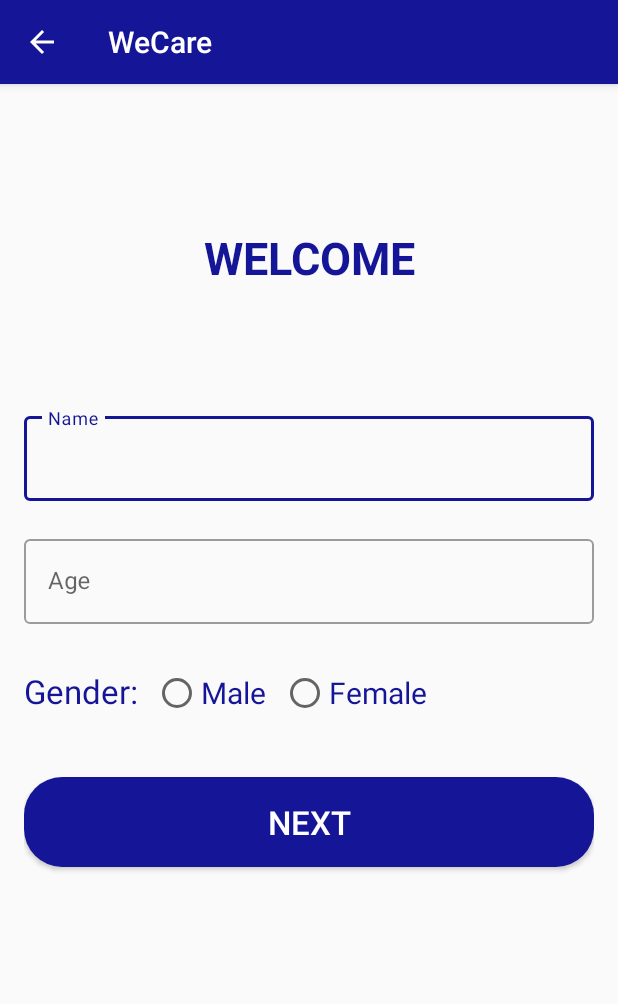
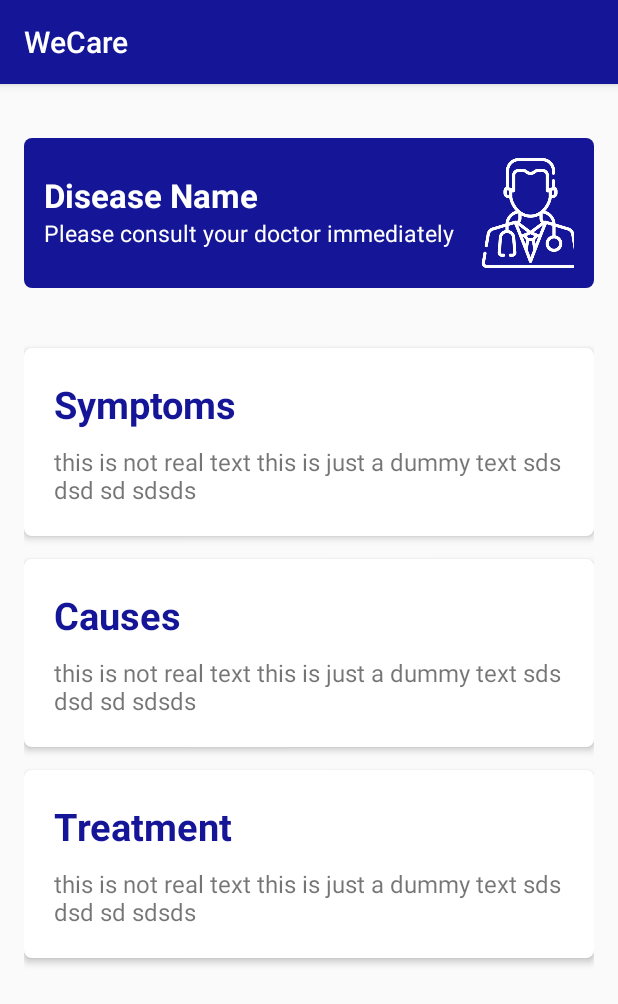
Before and after one commit to oc34nboy/majorproject, an Android app: the screen it shows after launch (UserProfile before the commit, disease_detail after it), after a tap on an icon or button, on a phone screen of 412 x 824 dp. Shown: the top 1004 px of the screen. Run offline under Robolectric (Android 15) with nearby library versions, the phone set to English and light mode, and no system bars; our stand-ins replace Volley; network calls fail.

Commit message:
disease detail activity add and getting data from server

```diff
--- a/app/src/main/AndroidManifest.xml
+++ b/app/src/main/AndroidManifest.xml
@@ -13,9 +13,8 @@
         android:roundIcon="@mipmap/ic_launcher_round"
         android:supportsRtl="true"
         android:theme="@style/AppTheme">
-        <activity android:name=".SpinnerTry"></activity>
+        <activity android:name=".disease_detail"></activity>
         <activity android:name=".diagnosis_report" />
-        <activity android:name=".DiagnosisReport" />
         <activity
             android:name=".UserProfile"
             android:parentActivityName=".MainActivity" />
--- a/app/src/main/java/com/m/wecare/HomeFragment.java
+++ b/app/src/main/java/com/m/wecare/HomeFragment.java
@@ -26,7 +26,10 @@ public class HomeFragment extends Fragment {
     private View.OnClickListener openProfile = new View.OnClickListener() {
         @Override
         public void onClick(View v) {
-            Intent intent = new Intent(getActivity(), UserProfile.class);
+            /*Intent intent = new Intent(getActivity(), UserProfile.class);
+            startActivity(intent);*/
+            Intent intent =new Intent(getActivity(),disease_detail.class);
+            intent.putExtra("diseaseName","allergy infection");
             startActivity(intent);
 
         }
--- a/app/src/main/java/com/m/wecare/MainActivity.java
+++ b/app/src/main/java/com/m/wecare/MainActivity.java
@@ -28,10 +28,7 @@ public class MainActivity extends AppCompatActivity {
 
 
     }
-    public void  openMain1Activity(){
-        System.out.println("Function clicked");
 
-    }
 
     private BottomNavigationView.OnNavigationItemSelectedListener navListener =
             new BottomNavigationView.OnNavigationItemSelectedListener() {
--- a/app/src/main/java/com/m/wecare/Report_recycleView_adapter.java
+++ b/app/src/main/java/com/m/wecare/Report_recycleView_adapter.java
@@ -48,6 +48,10 @@ public class Report_recycleView_adapter extends RecyclerView.Adapter<Report_recy
                 @Override
                 public void onClick(View v) {
                     Toast.makeText(context, diseaseName.get(position), Toast.LENGTH_SHORT).show();
+                    //opening disease detail activity
+                    Intent intent = new Intent(context,disease_detail.class);
+                    context.startActivity(intent);
+
                 }
             });
 
--- /dev/null
+++ b/app/src/main/java/com/m/wecare/disease_detail.java
@@ -0,0 +1,95 @@
+package com.m.wecare;
+
+import android.support.v7.app.AppCompatActivity;
+import android.os.Bundle;
+import android.widget.TextView;
+
+import com.android.volley.Request;
+import com.android.volley.RequestQueue;
+import com.android.volley.Response;
+import com.android.volley.VolleyError;
+import com.android.volley.toolbox.JsonObjectRequest;
+import com.android.volley.toolbox.Volley;
+
+import org.json.JSONArray;
+import org.json.JSONException;
+import org.json.JSONObject;
+
+import java.util.Iterator;
+
+public class disease_detail extends AppCompatActivity {
+
+    private TextView diseaseName,diseaseSymptoms,diseaseCause,diseaseTreatment;
+
+    @Override
+    protected void onCreate(Bundle savedInstanceState) {
+        super.onCreate(savedInstanceState);
+        setContentView(R.layout.activity_disease_detail);
+
+        //getting disease name via intent
+
+        String diseaseId=getIntent().getStringExtra("diseaseName");
+        System.out.println("the disease name is"+diseaseId);
+
+        diseaseName=findViewById(R.id.diseaseName);
+        diseaseSymptoms=findViewById(R.id.diseaseSymptoms);
+        diseaseCause=findViewById(R.id.diseaseCause);
+        diseaseTreatment=findViewById(R.id.diseaseTreatment);
+
+        getDiseaseDetail(diseaseId, new diseaseDetailCallback() {
+            @Override
+            public void onSuccessResponse(JSONObject result) {
+                System.out.println("got response");
+
+                try {
+                    diseaseName.setText(result.getString("name"));
+                    diseaseCause.setText(result.getString("cause"));
+                    diseaseSymptoms.setText(result.getString("symptom"));
+                    diseaseTreatment.setText(result.getString("treatment"));
+                }catch(Exception e){
+                    e.printStackTrace();
+                }
+            }
+        });
+
+
+    }
+
+    public interface diseaseDetailCallback{
+        void onSuccessResponse(JSONObject result);
+    }
+
+    private void getDiseaseDetail(String symptoms, final disease_detail.diseaseDetailCallback callback) {
+        JSONObject postparams = new JSONObject();
+        RequestQueue queue = Volley.newRequestQueue(this);
+        String url="http://10.0.2.2:5000/api/getDiseaseDetail";
+        try {
+            postparams.put("diseaseName",symptoms);
+
+        } catch (JSONException e) {
+            e.printStackTrace();
+        }
+        JsonObjectRequest jsonObjReq = new JsonObjectRequest(
+                Request.Method.POST,
+                url,
+                postparams,
+                new Response.Listener<JSONObject>() {
+                    @Override
+                    public void onResponse(JSONObject response) {
+                        System.out.println(response);
+                        callback.onSuccessResponse(response);
+
+                    }
+                },
+
+                new Response.ErrorListener() {
+                    @Override
+                    public void onErrorResponse(VolleyError error) {
+                        System.out.println("error response");
+                        System.out.println(error);
+                    }
+                });
+        queue.add(jsonObjReq);
+
+    }
+}
--- /dev/null
+++ b/app/src/main/res/drawable/round_button_5dp.xml
@@ -0,0 +1,11 @@
+<?xml version="1.0" encoding="utf-8"?>
+<shape xmlns:android="http://schemas.android.com/apk/res/android"
+    >
+
+    <solid
+        android:color="@color/colorPrimary"/>
+
+    <corners
+        android:radius="5dp"/>
+
+</shape>
--- /dev/null
+++ b/app/src/main/res/drawable/round_button_whitebg.xml
@@ -0,0 +1,11 @@
+<?xml version="1.0" encoding="utf-8"?>
+<shape xmlns:android="http://schemas.android.com/apk/res/android"
+    >
+
+    <solid
+        android:color="@color/colorWhite"/>
+
+    <corners
+        android:radius="5dp"/>
+
+</shape>
--- /dev/null
+++ b/app/src/main/res/layout/activity_disease_detail.xml
@@ -0,0 +1,160 @@
+<?xml version="1.0" encoding="utf-8"?>
+<LinearLayout
+
+    xmlns:android="http://schemas.android.com/apk/res/android"
+    xmlns:app="http://schemas.android.com/apk/res-auto"
+    xmlns:tools="http://schemas.android.com/tools"
+    android:padding="16dp"
+    android:orientation="vertical"
+    android:layout_height="match_parent"
+    android:layout_width="match_parent"
+    android:textColor="#151597">
+
+
+    <LinearLayout
+        android:layout_width="match_parent"
+        android:layout_height="wrap_content"
+        android:background="@drawable/round_button_5dp"
+        android:padding="13dp"
+        android:layout_marginTop="20dp"
+        android:layout_marginBottom="40dp"
+        android:orientation="horizontal">
+
+        <LinearLayout
+            android:layout_width="wrap_content"
+            android:layout_height="wrap_content"
+            android:layout_marginTop="10dp"
+            android:orientation="vertical">
+
+            <TextView
+                android:id="@+id/diseaseName"
+                android:layout_width="wrap_content"
+                android:layout_height="wrap_content"
+                android:text="Disease Name"
+                android:textColor="#ffffff"
+                android:textSize="22sp"
+                android:textStyle="bold" />
+
+            <TextView
+                android:layout_width="wrap_content"
+                android:layout_height="wrap_content"
+                android:text="Please consult your doctor immediately"
+                android:textColor="#ffffff"
+                android:textSize="15sp"
+                android:textStyle="normal" />
+        </LinearLayout>
+
+        <ImageView
+
+            android:layout_width="82dp"
+            android:layout_height="73dp"
+            android:layout_marginLeft="10dp"
+
+            android:src="@drawable/doctor" />
+
+
+
+
+    </LinearLayout>
+
+
+
+
+
+
+
+
+
+
+
+
+
+
+
+    <LinearLayout
+        android:layout_width="match_parent"
+        android:layout_height="wrap_content"
+        android:background="@drawable/round_button_whitebg"
+        android:elevation="3dp"
+        android:padding="20dp"
+        android:layout_marginBottom="15dp"
+        android:orientation="vertical">
+
+        <TextView
+            android:layout_width="match_parent"
+            android:layout_height="wrap_content"
+            android:text="Symptoms"
+            android:textSize="25sp"
+            android:textStyle="bold"
+            android:textColor="@color/colorPrimary"
+            android:layout_marginBottom="10dp"
+            />
+        <TextView
+            android:id="@+id/diseaseSymptoms"
+            android:layout_width="match_parent"
+            android:layout_height="wrap_content"
+            android:textSize="16sp"
+            android:text="this is not real text this is just a dummy text sds dsd sd sdsds"/>
+
+
+    </LinearLayout>
+
+    <LinearLayout
+        android:layout_width="match_parent"
+        android:layout_height="wrap_content"
+        android:background="@drawable/round_button_whitebg"
+        android:elevation="3dp"
+        android:padding="20dp"
+        android:layout_marginBottom="15dp"
+        android:orientation="vertical">
+
+        <TextView
+            android:layout_width="match_parent"
+            android:layout_height="wrap_content"
+            android:text="Causes"
+            android:textSize="25sp"
+            android:textStyle="bold"
+            android:textColor="@color/colorPrimary"
+            android:layout_marginBottom="10dp"
+            />
+        <TextView
+            android:id="@+id/diseaseCause"
+            android:layout_width="match_parent"
+            android:layout_height="wrap_content"
+            android:textSize="16sp"
+            android:text="this is not real text this is just a dummy text sds dsd sd sdsds"/>
+
+
+    </LinearLayout>
+    <LinearLayout
+        android:layout_width="match_parent"
+        android:layout_height="wrap_content"
+        android:background="@drawable/round_button_whitebg"
+        android:elevation="3dp"
+        android:padding="20dp"
+        android:layout_marginBottom="15dp"
+        android:orientation="vertical">
+
+        <TextView
+            android:layout_width="match_parent"
+            android:layout_height="wrap_content"
+            android:text="Treatment"
+            android:textSize="25sp"
+            android:textStyle="bold"
+            android:textColor="@color/colorPrimary"
+            android:layout_marginBottom="10dp"
+            />
+        <TextView
+            android:id="@+id/diseaseTreatment"
+            android:layout_width="match_parent"
+            android:layout_height="wrap_content"
+            android:textSize="16sp"
+            android:text="this is not real text this is just a dummy text sds dsd sd sdsds"/>
+
+
+    </LinearLayout>
+
+
+
+
+</LinearLayout>
--- a/app/src/main/res/layout/activity_spinner_try.xml
+++ /dev/null
@@ -1,6 +0,0 @@
-<com.toptoche.searchablespinnerlibrary.SearchableSpinner
-    android:id="@+id/sp_provinces"
-    android:layout_width="match_parent"
-    android:background="@drawable/edit_text_border"
-    android:layout_height="50dp"
-    xmlns:android="http://schemas.android.com/apk/res/android" />
--- a/app/src/main/res/layout/spinner_item_try.xml
+++ /dev/null
@@ -1,6 +0,0 @@
-<com.toptoche.searchablespinnerlibrary.SearchableSpinner
-    android:id="@+id/sp_provinces"
-    android:layout_width="match_parent"
-    android:background="@drawable/edit_text_border"
-    android:layout_height="50dp"
-    xmlns:android="http://schemas.android.com/apk/res/android" />
```
Also changed, not shown: app/src/main/java/com/m/wecare/DiagnosisReport.java (deleted, +0 -49 lines), app/src/main/java/com/m/wecare/HomeScreen.java (+8 -7 lines), app/src/main/java/com/m/wecare/InputScreen.java (+0 -41 lines), app/src/main/java/com/m/wecare/SpinnerTry.java (deleted, +0 -48 lines), app/src/main/res/drawable/shadow.xml (added, +61 -0 lines), app/src/main/res/layout/disease_details.xml (deleted, +0 -101 lines), app/src/main/res/layout/output.xml (deleted, +0 -81 lines).
